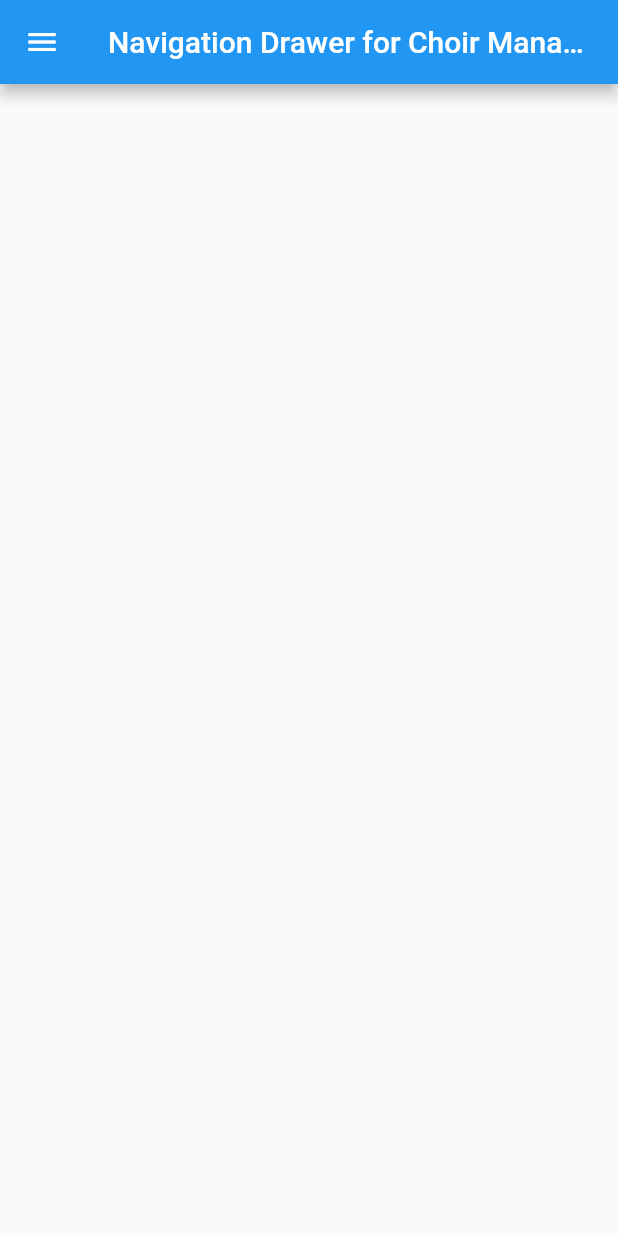
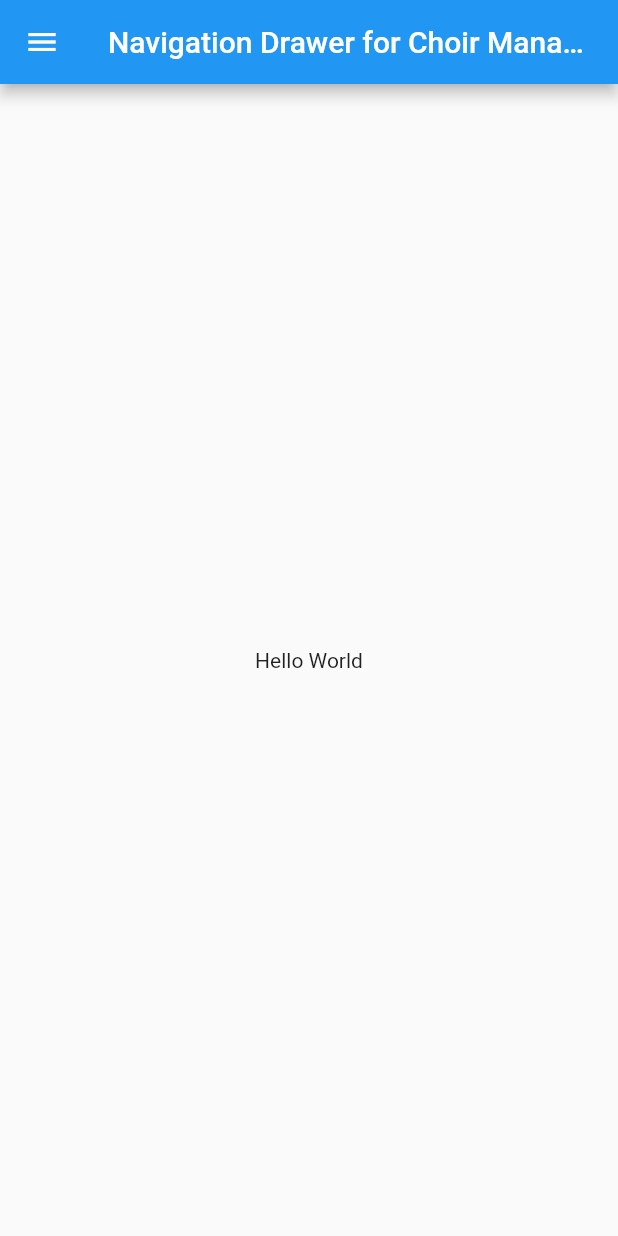
Before and after one commit to prefixus/choir_manager_app1, a Flutter app: the screen it shows after launch, on a phone screen of 412 x 824 dp. Run offline on Flutter 3.47's test engine with Material 2 defaults, Android fonts, the phone set to English and light mode, and no system bars.

Commit message:
Change how localization is handled - according to Internation­alizing Flutter apps guideline

```diff
--- /dev/null
+++ b/lib/localizations.dart
@@ -0,0 +1,46 @@
+import 'dart:async';
+
+import 'package:flutter/foundation.dart' show SynchronousFuture;
+import 'package:flutter/material.dart';
+
+class MyLocalizations {
+  MyLocalizations(this.locale);
+
+  final Locale locale;
+
+  static MyLocalizations of(BuildContext context) {
+    return Localizations.of<MyLocalizations>(context, MyLocalizations);
+  }
+
+  static Map<String, Map<String, String>> _localizedValues = {
+    'en': {
+      'title': 'Hello World',
+    },
+    'es': {
+      'title': 'Hola Mundo',
+    },
+  };
+
+  String get title {
+    return _localizedValues[locale.languageCode]['title'];
+  }
+}
+
+class MyLocalizationsDelegate extends LocalizationsDelegate<MyLocalizations> {
+  const MyLocalizationsDelegate();
+
+  @override
+  bool isSupported(Locale locale) => ['en', 'es'].contains(locale.languageCode);
+
+  @override
+  Future<MyLocalizations> load(Locale locale) {
+    // Returning a SynchronousFuture here because an async "load" operation
+    // isn't needed to produce an instance of DemoLocalizations.
+    return SynchronousFuture<MyLocalizations>(MyLocalizations(locale));
+  }
+
+  @override
+  bool shouldReload(MyLocalizationsDelegate old) => false;
+}
+//Example use
+//Text(MyLocalizations.of(context).title)
--- a/lib/screens/home.dart
+++ b/lib/screens/home.dart
@@ -1,3 +1,4 @@
+import 'package:choir_manager_app1/localizations.dart';
 import 'package:choir_manager_app1/screens/account.dart';
 import 'package:choir_manager_app1/screens/settings.dart';
 import 'package:flutter/material.dart';
@@ -52,8 +53,11 @@ class HomeScreenState extends State<HomeScreen> {
         title: Text("Navigation Drawer for Choir Manager"),
       ),
       body: Container(
-          child: Center(child: Text("") // TODO: add stuff to home screen
-              )),
+          child: Center(
+              child: Text(MyLocalizations
+                  .of(context)
+                  .title) // TODO: add stuff to home screen
+          )),
       drawer: getNavDrawer(context),
     );
   }
--- a/pubspec.yaml
+++ b/pubspec.yaml
@@ -14,6 +14,8 @@ environment:
 
 dependencies:
   flutter:
+    sdk: flutter
+  flutter_localizations:
     sdk: flutter
 
   # The following adds the Cupertino Icons font to your application.
```
Also changed, not shown: lib/main.dart (+15 -0 lines), lib/strings.dart (deleted, +0 -36 lines).
